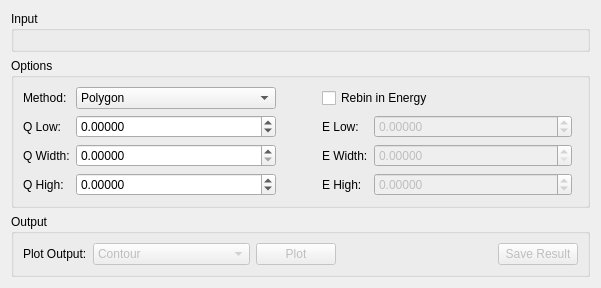
Above: MantidQt/CustomInterfaces/inc/MantidQtCustomInterfaces/Indirect/IndirectSqw.ui from mantidproject/mantid before the change. Below: the same form after it.
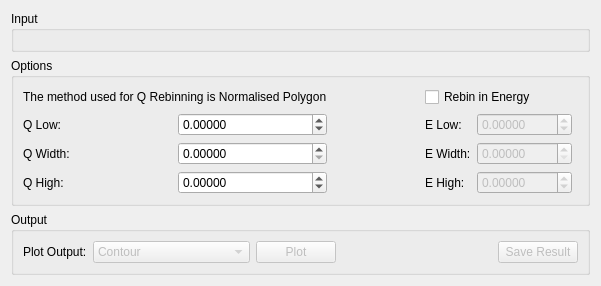
That is the form after the change. Custom widgets are drawn as their Qt base class.

Commit message: Refs #19809 remove option and add a note

Patch:
```diff
--- a/MantidQt/CustomInterfaces/inc/MantidQtCustomInterfaces/Indirect/IndirectSqw.ui
+++ b/MantidQt/CustomInterfaces/inc/MantidQtCustomInterfaces/Indirect/IndirectSqw.ui
@@ -71,7 +71,7 @@
      </property>
      <layout class="QVBoxLayout" name="verticalLayout_7">
       <item>
-       <layout class="QGridLayout" name="loOptions" columnstretch="0,10,0,0,10,0" columnminimumwidth="0,0,0,0,0,0">
+       <layout class="QGridLayout" name="loOptions" columnstretch="0,0,0,0,0,0">
         <item row="1" column="4">
          <widget class="QDoubleSpinBox" name="spELow">
           <property name="enabled">
@@ -138,6 +138,19 @@
           </property>
          </widget>
         </item>
+        <item row="0" column="0" colspan="2">
+         <widget class="QLabel" name="lbMethod">
+          <property name="minimumSize">
+           <size>
+            <width>43</width>
+            <height>0</height>
+           </size>
+          </property>
+          <property name="text">
+           <string>The method used for Q Rebinning is Normalised Polygon</string>
+          </property>
+         </widget>
+        </item>
         <item row="3" column="4">
          <widget class="QDoubleSpinBox" name="spEHigh">
           <property name="enabled">
@@ -185,19 +198,6 @@
           </property>
          </widget>
         </item>
-        <item row="0" column="0">
-         <widget class="QLabel" name="lbMethod">
-          <property name="minimumSize">
-           <size>
-            <width>43</width>
-            <height>0</height>
-           </size>
-          </property>
-          <property name="text">
-           <string>Method:</string>
-          </property>
-         </widget>
-        </item>
         <item row="1" column="0">
          <widget class="QLabel" name="lbQLow">
           <property name="minimumSize">
@@ -344,41 +344,6 @@
           </property>
          </widget>
         </item>
-        <item row="0" column="1">
-         <widget class="QComboBox" name="cbMethod">
-          <property name="sizePolicy">
-           <sizepolicy hsizetype="Preferred" vsizetype="Maximum">
-            <horstretch>0</horstretch>
-            <verstretch>0</verstretch>
-           </sizepolicy>
-          </property>
-          <property name="minimumSize">
-           <size>
-            <width>200</width>
-            <height>0</height>
-           </size>
-          </property>
-          <property name="maximumSize">
-           <size>
-            <width>200</width>
-            <height>16777215</height>
-           </size>
-          </property>
-          <property name="currentIndex">
-           <number>0</number>
-          </property>
-          <item>
-           <property name="text">
-            <string>Polygon</string>
-           </property>
-          </item>
-          <item>
-           <property name="text">
-            <string>NormalisedPolygon</string>
-           </property>
-          </item>
-         </widget>
-        </item>
         <item row="0" column="2">
          <spacer name="horizontalSpacer">
           <property name="orientation">
```
Left out of the diff: 1 changed line with no effect on the pictures.
